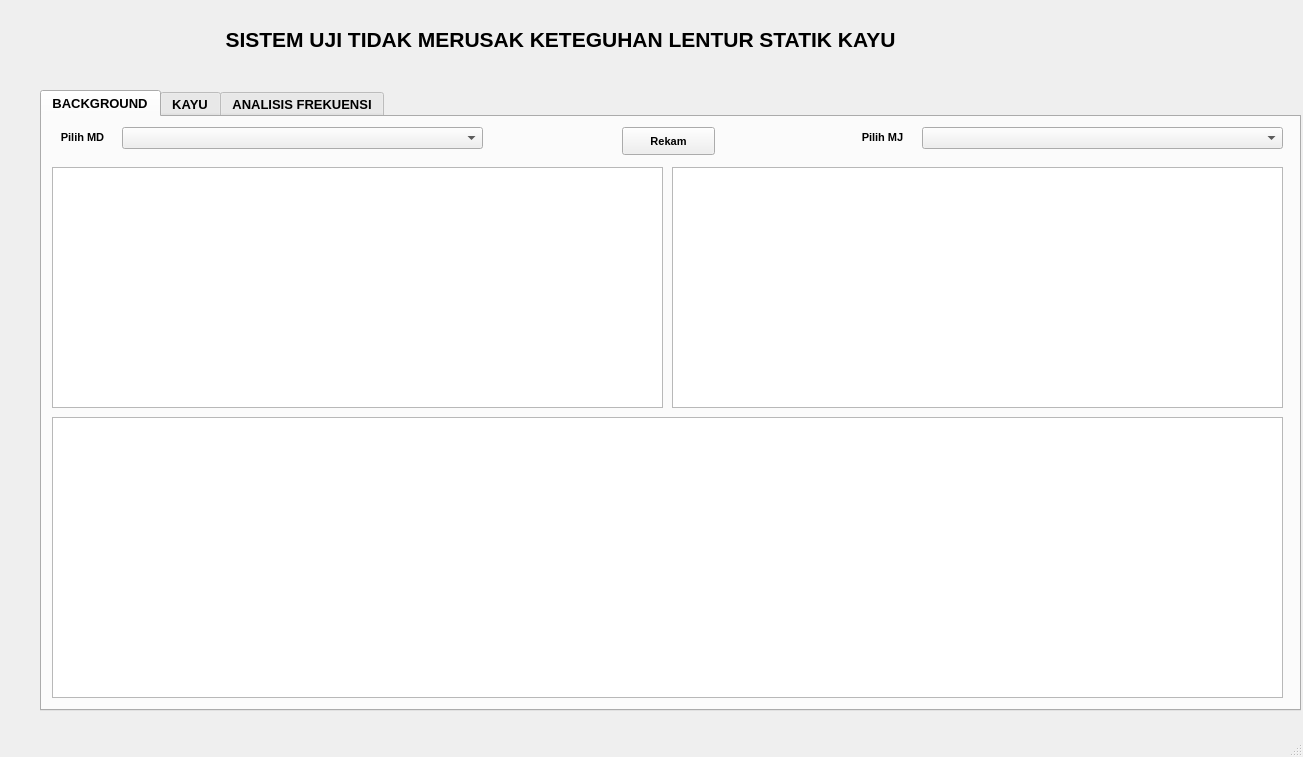
This is mainwindow.ui in alimasykur27/wood-test as Qt 5 draws it before an edit. The edited form follows.
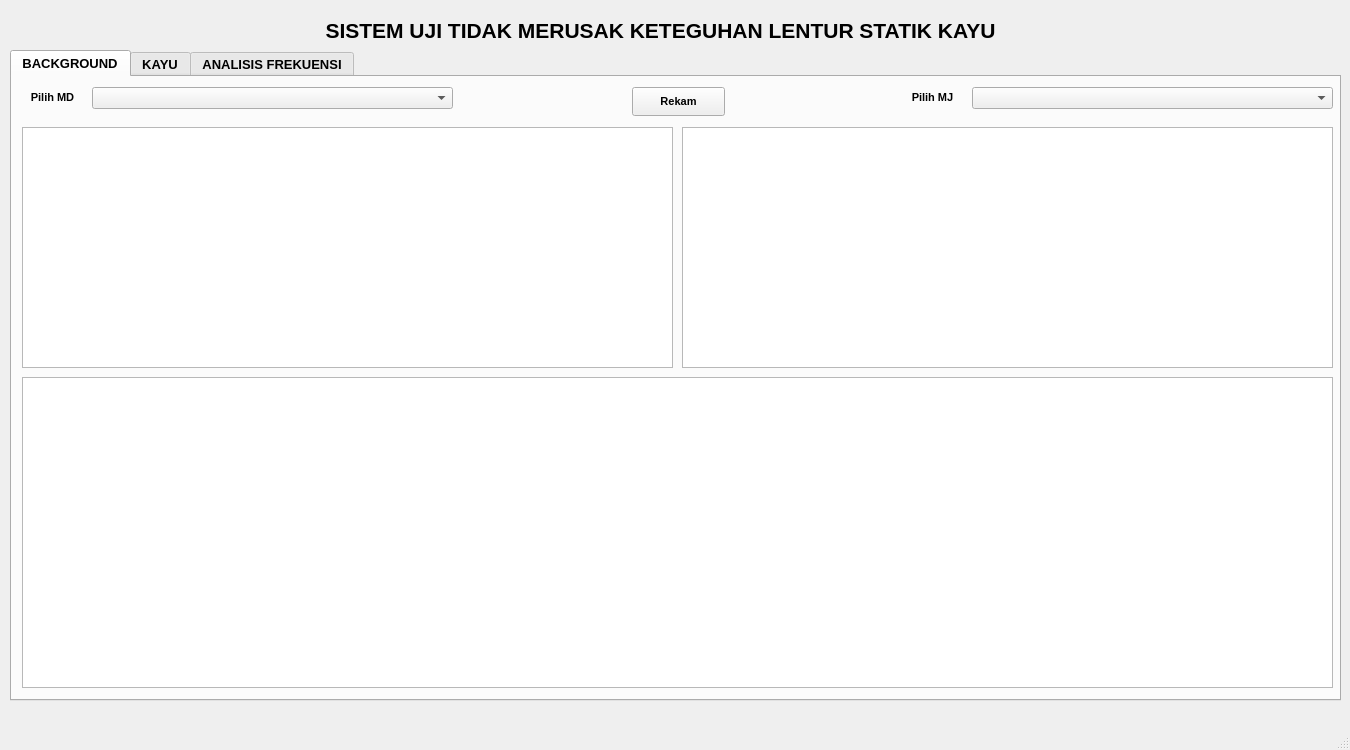
This is the edited form. The open tabs and pages were chosen to show the change.

```diff
--- a/mainwindow.ui
+++ b/mainwindow.ui
@@ -6,8 +6,8 @@
    <rect>
     <x>0</x>
     <y>0</y>
-    <width>1303</width>
-    <height>757</height>
+    <width>1350</width>
+    <height>750</height>
    </rect>
   </property>
   <property name="windowTitle">
@@ -20,10 +20,10 @@
    <widget class="QTabWidget" name="tabWidget">
     <property name="geometry">
      <rect>
-      <x>40</x>
-      <y>90</y>
-      <width>1261</width>
-      <height>621</height>
+      <x>10</x>
+      <y>50</y>
+      <width>1331</width>
+      <height>651</height>
      </rect>
     </property>
     <property name="minimumSize">
@@ -35,6 +35,7 @@
     <property name="font">
      <font>
       <pointsize>10</pointsize>
+      <weight>75</weight>
       <bold>true</bold>
      </font>
     </property>
@@ -78,15 +79,16 @@
      <widget class="QPushButton" name="pbBG">
       <property name="geometry">
        <rect>
-        <x>580</x>
+        <x>620</x>
         <y>10</y>
         <width>93</width>
-        <height>28</height>
+        <height>29</height>
        </rect>
       </property>
       <property name="font">
        <font>
         <pointsize>8</pointsize>
+        <weight>75</weight>
         <bold>true</bold>
        </font>
       </property>
@@ -107,7 +109,7 @@
      <widget class="QComboBox" name="pilihMJ">
       <property name="geometry">
        <rect>
-        <x>880</x>
+        <x>960</x>
         <y>10</y>
         <width>361</width>
         <height>22</height>
@@ -119,7 +121,7 @@
        <rect>
         <x>10</x>
         <y>50</y>
-        <width>611</width>
+        <width>651</width>
         <height>241</height>
        </rect>
       </property>
@@ -127,9 +129,9 @@
      <widget class="QGraphicsView" name="mjBG">
       <property name="geometry">
        <rect>
-        <x>630</x>
+        <x>670</x>
         <y>50</y>
-        <width>611</width>
+        <width>651</width>
         <height>241</height>
        </rect>
       </property>
@@ -139,8 +141,8 @@
        <rect>
         <x>10</x>
         <y>300</y>
-        <width>1231</width>
-        <height>281</height>
+        <width>1311</width>
+        <height>311</height>
        </rect>
       </property>
      </widget>
@@ -156,6 +158,7 @@
       <property name="font">
        <font>
         <pointsize>8</pointsize>
+        <weight>75</weight>
         <bold>true</bold>
        </font>
       </property>
@@ -169,7 +172,7 @@
      <widget class="QLabel" name="labelMJ">
       <property name="geometry">
        <rect>
-        <x>810</x>
+        <x>890</x>
         <y>10</y>
         <width>61</width>
         <height>21</height>
@@ -178,6 +181,7 @@
       <property name="font">
        <font>
         <pointsize>8</pointsize>
+        <weight>75</weight>
         <bold>true</bold>
        </font>
       </property>
@@ -431,15 +435,16 @@
    <widget class="QLabel" name="judul">
     <property name="geometry">
      <rect>
-      <x>30</x>
-      <y>19</y>
-      <width>1061</width>
+      <x>10</x>
+      <y>10</y>
+      <width>1301</width>
       <height>41</height>
      </rect>
     </property>
     <property name="font">
      <font>
       <pointsize>16</pointsize>
+      <weight>75</weight>
       <bold>true</bold>
      </font>
     </property>
```
Left out of the diff: 40 changed lines with no effect on the pictures.
